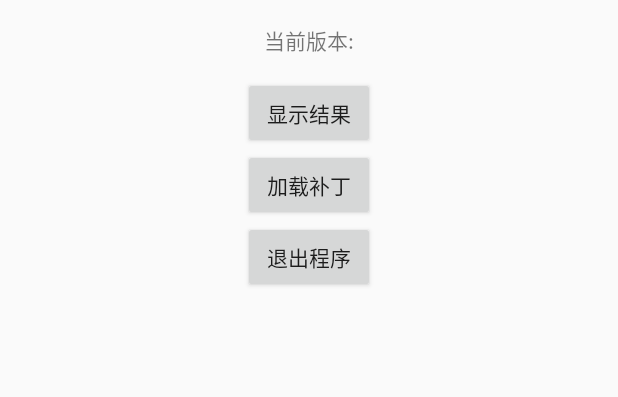
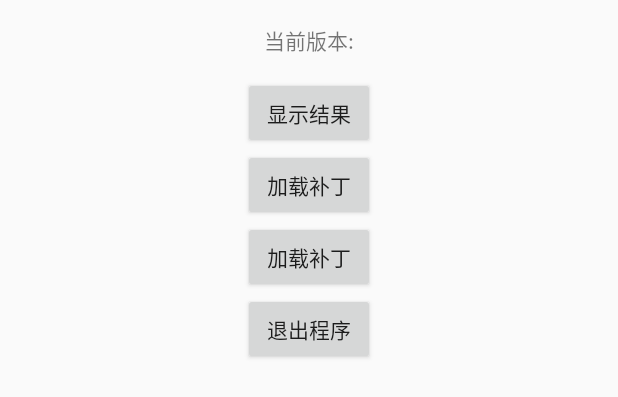
Before and after one commit to BuglyDevTeam/Bugly-Android-Demo, an Android app: the layout activity_main.xml on its own in the app's theme, with its tools: preview values and no code run, on a phone screen of 412 x 824 dp. Shown: the top 397 px of the screen. Run offline under Robolectric (Android 15) with nearby library versions, the phone set to English and light mode, and no system bars.

Commit message:
调整热更新Demo

```diff
--- a/BuglyHotfixDemo/app/src/main/AndroidManifest.xml
+++ b/BuglyHotfixDemo/app/src/main/AndroidManifest.xml
@@ -20,6 +20,7 @@
             android:icon="@mipmap/ic_launcher"
             android:label="@string/app_name"
             android:supportsRtl="true"
+            android:debuggable="true"
             android:theme="@style/AppTheme">
         <activity android:name=".MainActivity">
             <intent-filter>
--- a/BuglyHotfixDemo/app/src/main/java/com/tencent/bugly/hotfix/BugClass.java
+++ b/BuglyHotfixDemo/app/src/main/java/com/tencent/bugly/hotfix/BugClass.java
@@ -10,8 +10,8 @@ public class BugClass {
 
     public String bug() {
         // 这段代码会报空指针异常
-//        String str = null;
-//        int length = str.length();
-        return "This is a fixed bug class, bugly is very niubi";
+        String str = null;
+        int length = str.length();
+        return "This is a bug class, bugly is very niubi";
     }
 }
--- a/BuglyHotfixDemo/app/src/main/java/com/tencent/bugly/hotfix/MainActivity.java
+++ b/BuglyHotfixDemo/app/src/main/java/com/tencent/bugly/hotfix/MainActivity.java
@@ -20,6 +20,7 @@ public class MainActivity extends AppCompatActivity implements View.OnClickListe
     private Button btnShowToast;
     private Button btnLoadPatch;
     private Button btnKillSelf;
+    private Button btnLoadLibrary;
 
     @Override
     protected void onCreate(Bundle savedInstanceState) {
@@ -33,6 +34,8 @@ public class MainActivity extends AppCompatActivity implements View.OnClickListe
         btnKillSelf.setOnClickListener(this);
         btnLoadPatch = (Button) findViewById(R.id.btnLoadPatch);
         btnLoadPatch.setOnClickListener(this);
+        btnLoadLibrary = (Button) findViewById(R.id.btnLoadLibrary);
+        btnLoadLibrary.setOnClickListener(this);
 
         tvCurrentVersion.setText("当前版本：" + getCurrentVersion(this));
     }
@@ -59,6 +62,9 @@ public class MainActivity extends AppCompatActivity implements View.OnClickListe
                 break;
             case R.id.btnLoadPatch: // 本地加载补丁测试
                 Beta.applyTinkerPatch(getApplicationContext(), Environment.getExternalStorageDirectory().getAbsolutePath() + "/patch_signed_7zip.apk");
+                break;
+            case R.id.btnLoadLibrary: // 本地加载so库测试
+                Beta.loadArmLibrary(getApplicationContext(), "stlport_shared");
                 break;
         }
     }
--- a/BuglyHotfixDemo/app/src/main/res/layout/activity_main.xml
+++ b/BuglyHotfixDemo/app/src/main/res/layout/activity_main.xml
@@ -1,5 +1,5 @@
 <?xml version="1.0" encoding="utf-8"?>
-<RelativeLayout
+<LinearLayout
         xmlns:android="http://schemas.android.com/apk/res/android"
         xmlns:tools="http://schemas.android.com/tools"
         android:id="@+id/activity_main"
@@ -8,39 +8,40 @@
         android:paddingLeft="@dimen/activity_horizontal_margin"
         android:paddingRight="@dimen/activity_horizontal_margin"
         android:paddingTop="@dimen/activity_vertical_margin"
+        android:gravity="center_horizontal"
         android:paddingBottom="@dimen/activity_vertical_margin"
+        android:orientation="vertical"
         tools:context="com.tencent.bugly.hotfix.MainActivity">
 
     <TextView
             android:text="当前版本:"
             android:layout_width="wrap_content"
             android:layout_height="wrap_content"
-            android:layout_centerHorizontal="true"
             android:id="@+id/tvCurrentVersion"/>
 
     <Button
             android:id="@+id/btnShowToast"
             android:layout_width="wrap_content"
             android:layout_height="wrap_content"
-            android:layout_centerHorizontal="true"
             android:text="@string/showToast"
-            android:layout_below="@+id/tvCurrentVersion"
             android:layout_marginTop="14dp"/>
 
     <Button
             android:id="@+id/btnLoadPatch"
             android:layout_width="wrap_content"
             android:layout_height="wrap_content"
-            android:layout_centerHorizontal="true"
             android:text="@string/loadPatch"
-            android:layout_below="@+id/btnShowToast"
+    />
+    <Button
+            android:id="@+id/btnLoadLibrary"
+            android:layout_width="wrap_content"
+            android:layout_height="wrap_content"
+            android:text="@string/loadPatch"
     />
     <Button
             android:id="@+id/btnKillSelf"
             android:text="退出程序"
             android:layout_width="wrap_content"
-            android:layout_height="wrap_content" android:layout_below="@+id/btnLoadPatch"
-            android:layout_alignLeft="@+id/btnLoadPatch"
-            android:layout_alignStart="@+id/btnLoadPatch"/>
+            android:layout_height="wrap_content" />
 
-</RelativeLayout>
+</LinearLayout>
--- a/BuglyHotfixDemo/app/src/main/res/values/strings.xml
+++ b/BuglyHotfixDemo/app/src/main/res/values/strings.xml
@@ -2,4 +2,5 @@
     <string name="app_name">BuglyHotfixDemo</string>
     <string name="showToast">显示结果</string>
     <string name="loadPatch">加载补丁</string>
+    <string name="loadLibrary">加载so库</string>
 </resources>
--- a/BuglyHotfixDemo/build.gradle
+++ b/BuglyHotfixDemo/build.gradle
@@ -14,7 +14,7 @@ buildscript {
         classpath ('com.tencent.tinker:tinker-patch-gradle-plugin:1.7.5')
 
         // tinkersupport插件
-        classpath "com.tencent.bugly:tinker-support:1.0.0"
+        classpath "com.tencent.bugly:tinker-support:latest.release"
 
     }
 }
```
Also changed, not shown: BuglyHotfixDemo/app/build.gradle (+62 -18 lines).
